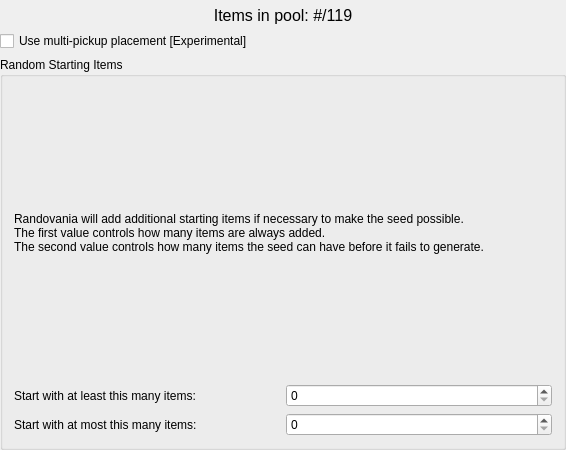
Qt form randovania/gui/ui_files/preset_item_pool.ui (randovania/randovania) before a commit.
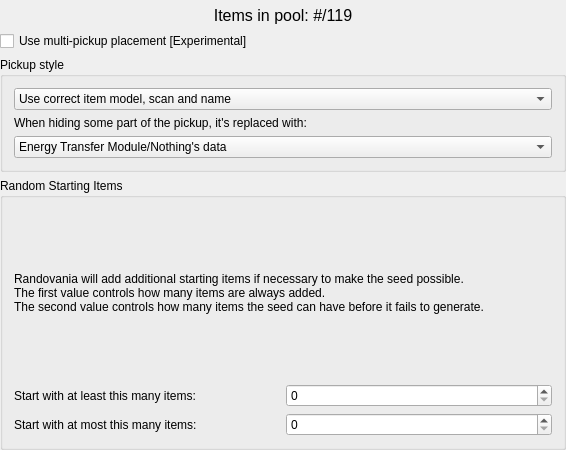
The same form after that commit.

Commit message:
Move pickup style to Item Pool tab
This makes these available for Prime 1

What changed in the file:
```diff
--- a/randovania/gui/ui_files/preset_item_pool.ui
+++ b/randovania/gui/ui_files/preset_item_pool.ui
@@ -112,6 +112,71 @@
           </property>
          </widget>
         </item>
+        <item>
+         <widget class="QGroupBox" name="pickup_style_box">
+          <property name="sizePolicy">
+           <sizepolicy hsizetype="Preferred" vsizetype="Fixed">
+            <horstretch>0</horstretch>
+            <verstretch>0</verstretch>
+           </sizepolicy>
+          </property>
+          <property name="title">
+           <string>Pickup style</string>
+          </property>
+          <layout class="QVBoxLayout" name="verticalLayout_2">
+           <item>
+            <widget class="QComboBox" name="pickup_model_combo">
+             <item>
+              <property name="text">
+               <string>Use correct item model, scan and name</string>
+              </property>
+             </item>
+             <item>
+              <property name="text">
+               <string>Use correct scan and name, hide the model</string>
+              </property>
+             </item>
+             <item>
+              <property name="text">
+               <string>Use correct name, hide the model and scan</string>
+              </property>
+             </item>
+             <item>
+              <property name="text">
+               <string>Hide the model, scan and name</string>
+              </property>
+             </item>
+            </widget>
+           </item>
+           <item>
+            <widget class="QLabel" name="pickup_data_source_label">
+             <property name="text">
+              <string>When hiding some part of the pickup, it's replaced with:</string>
+             </property>
+            </widget>
+           </item>
+           <item>
+            <widget class="QComboBox" name="pickup_data_source_combo">
+             <item>
+              <property name="text">
+               <string>Energy Transfer Module/Nothing's data</string>
+              </property>
+             </item>
+             <item>
+              <property name="text">
+               <string>A random item data</string>
+              </property>
+             </item>
+             <item>
+              <property name="text">
+               <string>The data of the pickup in that place</string>
+              </property>
+             </item>
+            </widget>
+           </item>
+          </layout>
+         </widget>
+        </item>
         <item>
          <widget class="QGroupBox" name="random_starting_box">
           <property name="title">
```
Left out of the diff: 18 changed lines with no effect on the pictures. The commit also changes 4 other files.
